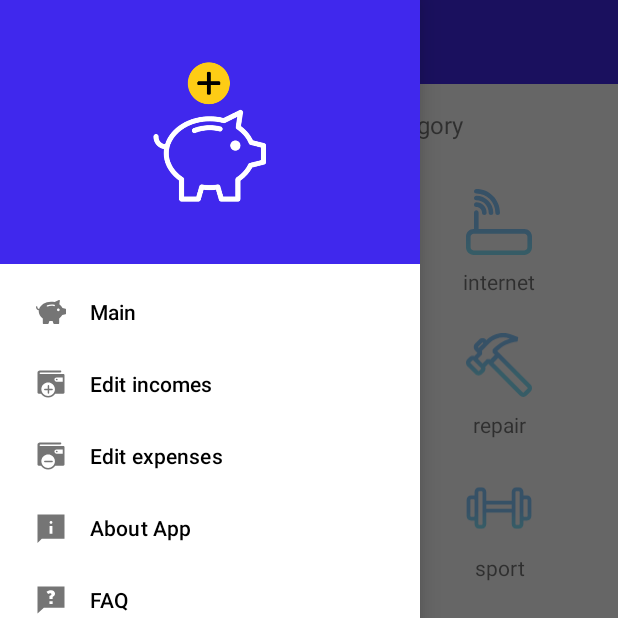
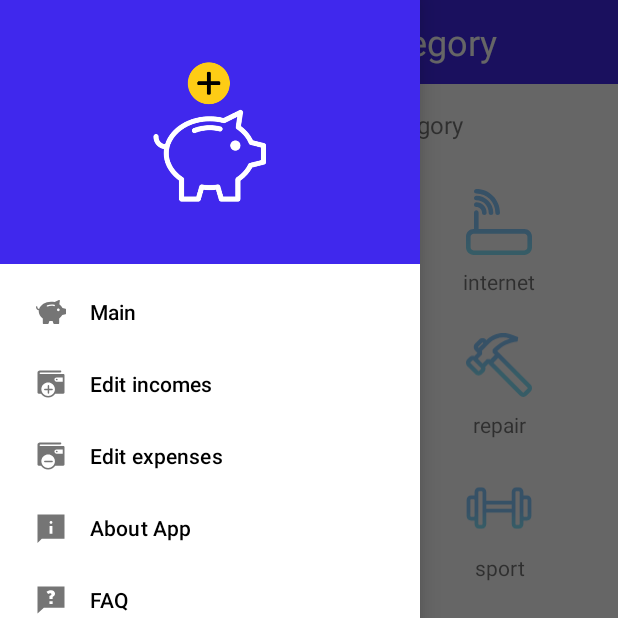
Before and after one commit to AndreuZaitsev/PiggyBank, an Android app: the AddCategoryFragment screen opened through its navigation route, with the side drawer open, on a phone screen of 412 x 824 dp, the top half of it. Run offline under Robolectric (Android 15) with nearby library versions, the phone set to English and light mode, and no system bars; our stand-ins replace Room's generated code, navigation-ui; 5 statements that could not run were skipped.

Commit message:
Improve navigation

```diff
--- a/app/src/main/java/com/example/piggybank/MainActivity.kt
+++ b/app/src/main/java/com/example/piggybank/MainActivity.kt
@@ -1,28 +1,18 @@
 package com.example.piggybank
 
 import android.os.Bundle
-import android.view.MenuItem
-import android.widget.Toast
-import androidx.appcompat.app.ActionBarDrawerToggle
+import androidx.annotation.DrawableRes
 import androidx.appcompat.app.AppCompatActivity
 import androidx.appcompat.widget.Toolbar
 import androidx.core.view.GravityCompat
 import androidx.drawerlayout.widget.DrawerLayout
+import androidx.fragment.app.Fragment
 import androidx.navigation.NavController
-import androidx.navigation.findNavController
 import androidx.navigation.fragment.NavHostFragment
 import androidx.navigation.ui.AppBarConfiguration
 import androidx.navigation.ui.NavigationUI
-import androidx.navigation.ui.NavigationUI.setupActionBarWithNavController
 import androidx.navigation.ui.navigateUp
-import androidx.navigation.ui.setupActionBarWithNavController
 import androidx.navigation.ui.setupWithNavController
-import com.example.piggybank.fragments.AboutApp
-import com.example.piggybank.fragments.EditExpensesFragment
-import com.example.piggybank.fragments.EditIncomeFragment
-import com.example.piggybank.fragments.FAQ
-import com.example.piggybank.fragments.MainFragment
-import com.example.piggybank.fragments.SplashFragment
 import com.google.android.material.navigation.NavigationView
 
 class MainActivity : AppCompatActivity() {
@@ -30,9 +20,23 @@ class MainActivity : AppCompatActivity() {
     private lateinit var drawerLayout: DrawerLayout
     private lateinit var navigationView: NavigationView
 
-    private lateinit var appBarConfiguration: AppBarConfiguration
-    private val navController by lazy{
-        val navHostFragment = supportFragmentManager.findFragmentById(R.id.nav_host_fragment) as NavHostFragment
+    private val appBarConfiguration: AppBarConfiguration by lazy {
+        AppBarConfiguration(
+            topLevelDestinationIds = setOf(
+                R.id.mainFragment,
+                R.id.editIncomeFragment,
+                R.id.editExpensesFragment,
+                R.id.aboutAppFragment,
+                R.id.faqFragment,
+            ),
+            drawerLayout = drawerLayout,
+        )
+    }
+
+    private val navController: NavController by lazy {
+        val navHostFragment =
+            supportFragmentManager.findFragmentById(R.id.nav_host_fragment) as NavHostFragment
+
         navHostFragment.navController
     }
 
@@ -43,32 +47,33 @@ class MainActivity : AppCompatActivity() {
         navigationView = findViewById(R.id.nav_view)
     }
 
-  /*  override fun onSupportNavigateUp(): Boolean {
-        val navController = findNavController(R.id.nav_host_fragment)
-        return navController.navigateUp(appBarConfiguration) || super.onSupportNavigateUp()
-    } */
+    override fun onSupportNavigateUp(): Boolean =
+        navController.navigateUp(appBarConfiguration) || super.onSupportNavigateUp()
 
-    override fun onSupportNavigateUp(): Boolean {
-        return NavigationUI.navigateUp(navController, drawerLayout)
-
+    override fun onBackPressed() {
+        when {
+            drawerLayout.isDrawerOpen(GravityCompat.START) -> drawerLayout.closeDrawer(GravityCompat.START)
+            navController.currentDestination?.id != R.id.mainFragment -> navController.popBackStack()
+            else -> onBackPressedDispatcher.onBackPressed()
+        }
     }
 
-     fun setupDrawerLayout() {
-            navigationView.setupWithNavController(navController)
-            NavigationUI.setupActionBarWithNavController(this, navController, drawerLayout)
-    }
     fun setUpActionBar(toolbar: Toolbar) {
-       setSupportActionBar(toolbar)
-            appBarConfiguration = AppBarConfiguration(setOf(R.id.mainFragment, R.id.splashFragment))
-            setupActionBarWithNavController(navController, appBarConfiguration)
-        setupDrawerLayout()
+        setSupportActionBar(toolbar)
+        setupNavigation()
     }
 
-    override fun onBackPressed() {
-        if (drawerLayout.isDrawerOpen(GravityCompat.START)) {
-            drawerLayout.closeDrawer(GravityCompat.START)
-        } else {
-            onBackPressedDispatcher.onBackPressed()
-        }
+    private fun setupNavigation() {
+        navigationView.setupWithNavController(navController)
+        NavigationUI.setupActionBarWithNavController(
+            activity = this,
+            navController = navController,
+            configuration = appBarConfiguration
+        )
     }
 }
+
+fun Fragment.attachToolbarToMainActivity(toolbar: Toolbar, @DrawableRes icon: Int) {
+    (requireActivity() as? MainActivity)?.setUpActionBar(toolbar)
+    toolbar.setNavigationIcon(icon)
+}
--- a/app/src/main/java/com/example/piggybank/fragments/AddCategoryFragment.kt
+++ b/app/src/main/java/com/example/piggybank/fragments/AddCategoryFragment.kt
@@ -11,9 +11,9 @@ import androidx.lifecycle.Lifecycle.State.STARTED
 import androidx.lifecycle.lifecycleScope
 import androidx.lifecycle.repeatOnLifecycle
 import androidx.navigation.fragment.findNavController
-import com.example.piggybank.MainActivity
 import com.example.piggybank.R
 import com.example.piggybank.adapters.AddCategoriesAdapter
+import com.example.piggybank.attachToolbarToMainActivity
 import com.example.piggybank.databinding.AddCategoryBinding
 import com.example.piggybank.viewmodels.AddCategoryViewModel
 import kotlinx.coroutines.flow.launchIn
@@ -40,8 +40,6 @@ class AddCategoryFragment : Fragment(R.layout.add_category) {
         super.onDestroyView()
         _binding = null
     }
-
-
 
     override fun onViewCreated(view: View, savedInstanceState: Bundle?) {
         super.onViewCreated(view, savedInstanceState)
@@ -72,8 +70,6 @@ class AddCategoryFragment : Fragment(R.layout.add_category) {
             viewModel.onAddCategoryClicked(binding.etCategoryName.text.toString())
         }
 
-       (requireActivity() as? MainActivity)?.setUpActionBar(binding.addToolbar)
-        binding.addToolbar.setNavigationIcon(R.drawable.ic_arrow_left_24dp)
-
+        attachToolbarToMainActivity(binding.addToolbar, R.drawable.ic_arrow_left_24dp)
     }
 }
--- a/app/src/main/java/com/example/piggybank/fragments/AddFundsFragment.kt
+++ b/app/src/main/java/com/example/piggybank/fragments/AddFundsFragment.kt
@@ -10,8 +10,8 @@ import androidx.lifecycle.Lifecycle
 import androidx.lifecycle.lifecycleScope
 import androidx.lifecycle.repeatOnLifecycle
 import androidx.navigation.fragment.findNavController
-import com.example.piggybank.MainActivity
 import com.example.piggybank.R
+import com.example.piggybank.attachToolbarToMainActivity
 import com.example.piggybank.databinding.AddFundsBinding
 import com.example.piggybank.viewmodels.AddFundsViewModel
 import kotlinx.coroutines.flow.launchIn
@@ -37,8 +37,7 @@ class AddFundsFragment : Fragment(R.layout.add_funds) {
 
     override fun onViewCreated(view: View, savedInstanceState: Bundle?) {
         super.onViewCreated(view, savedInstanceState)
-        (requireActivity() as? MainActivity)?.setUpActionBar(binding.addFundsToolbar)
-        binding.addFundsToolbar.setNavigationIcon(R.drawable.ic_arrow_left_24dp)
+        attachToolbarToMainActivity(binding.addFundsToolbar, R.drawable.ic_arrow_left_24dp)
         setUpKeyboard()
         binding.tvEdit.setOnClickListener {
             viewModel.onEditClicked()
--- a/app/src/main/java/com/example/piggybank/fragments/EditExpensesFragment.kt
+++ b/app/src/main/java/com/example/piggybank/fragments/EditExpensesFragment.kt
@@ -14,6 +14,7 @@ import androidx.recyclerview.widget.ItemTouchHelper
 import com.example.piggybank.R
 import com.example.piggybank.adapters.EditExpensesAdapter
 import com.example.piggybank.adapters.ExpenseItemTouchHelperCallBack
+import com.example.piggybank.attachToolbarToMainActivity
 import com.example.piggybank.databinding.EditExpenseBinding
 import com.example.piggybank.viewmodels.EditExpensesViewModel
 import com.google.android.material.snackbar.Snackbar
@@ -41,6 +42,9 @@ class EditExpensesFragment : Fragment(R.layout.edit_expense) {
     }
 
     override fun onViewCreated(view: View, savedInstanceState: Bundle?) {
+        super.onViewCreated(view, savedInstanceState)
+        attachToolbarToMainActivity(binding.editExpenseToolbar, R.drawable.ic_menu_black_24dp)
+
         binding.rvEditExpenses.adapter = adapter
 
         viewModel.showExpenses()
--- a/app/src/main/java/com/example/piggybank/fragments/EditIncomeFragment.kt
+++ b/app/src/main/java/com/example/piggybank/fragments/EditIncomeFragment.kt
@@ -14,6 +14,7 @@ import androidx.recyclerview.widget.ItemTouchHelper
 import com.example.piggybank.R
 import com.example.piggybank.adapters.EditIncomeAdapter
 import com.example.piggybank.adapters.IncomeItemTouchHelperCallback
+import com.example.piggybank.attachToolbarToMainActivity
 import com.example.piggybank.databinding.EditIncomeBinding
 import com.example.piggybank.viewmodels.EditIncomeViewModel
 import com.google.android.material.snackbar.Snackbar
@@ -41,6 +42,9 @@ class EditIncomeFragment : Fragment(R.layout.edit_income) {
     }
 
     override fun onViewCreated(view: View, savedInstanceState: Bundle?) {
+        super.onViewCreated(view, savedInstanceState)
+        attachToolbarToMainActivity(binding.editIncomesToolbar, R.drawable.ic_menu_black_24dp)
+
         binding.rvIncome.adapter = adapter
         viewModel.showIncomes()
 
--- a/app/src/main/java/com/example/piggybank/fragments/ExpensesStatFragment.kt
+++ b/app/src/main/java/com/example/piggybank/fragments/ExpensesStatFragment.kt
@@ -9,9 +9,9 @@ import androidx.fragment.app.viewModels
 import androidx.lifecycle.lifecycleScope
 import androidx.navigation.fragment.findNavController
 import androidx.viewpager2.widget.ViewPager2
-import com.example.piggybank.MainActivity
 import com.example.piggybank.R
 import com.example.piggybank.adapters.PageAdapter
+import com.example.piggybank.attachToolbarToMainActivity
 import com.example.piggybank.databinding.ExpensesStatBinding
 import com.example.piggybank.viewmodels.ExpensesStatViewModel
 import com.google.android.material.tabs.TabLayout
@@ -41,8 +41,8 @@ class ExpensesStatFragment : Fragment(R.layout.expenses_stat) {
     }
 
     override fun onViewCreated(view: View, savedInstanceState: Bundle?) {
-        (requireActivity() as? MainActivity)?.setUpActionBar(binding.statisticExpToolbar)
-        binding.statisticExpToolbar.setNavigationIcon(R.drawable.ic_arrow_left_24dp)
+        super.onViewCreated(view, savedInstanceState)
+        attachToolbarToMainActivity(binding.statisticExpToolbar, R.drawable.ic_arrow_left_24dp)
 
         binding.tvEdit.setOnClickListener {
             viewModel.onEditClicked()
--- a/app/src/main/res/menu/nav_menu.xml
+++ b/app/src/main/res/menu/nav_menu.xml
@@ -17,11 +17,11 @@
                 android:icon="@drawable/ic_expenses"
                 android:title="Edit expenses" />
         <item
-                android:id="@+id/aboutApp"
+                android:id="@+id/aboutAppFragment"
                 android:icon="@drawable/ic_about"
                 android:title="About App" />
         <item
-                android:id="@+id/FAQ"
+                android:id="@+id/faqFragment"
                 android:icon="@drawable/ic_faq"
                 android:title="FAQ" />
         <item
--- a/app/src/main/res/navigation/nav_graph.xml
+++ b/app/src/main/res/navigation/nav_graph.xml
@@ -12,7 +12,10 @@
             tools:layout="@layout/splash_fragment">
         <action
                 android:id="@+id/action_splashFragment_to_mainFragment"
-                app:destination="@id/mainFragment" />
+                app:destination="@id/mainFragment"
+                app:launchSingleTop="false"
+                app:popUpTo="@id/splashFragment"
+                app:popUpToInclusive="true" />
     </fragment>
     <fragment
             android:id="@+id/mainFragment"
@@ -30,10 +33,10 @@
                 app:destination="@id/expensesStatFragment" />
         <action
                 android:id="@+id/action_mainFragment_to_aboutApp"
-                app:destination="@id/aboutApp" />
+                app:destination="@id/aboutAppFragment" />
         <action
                 android:id="@+id/action_mainFragment_to_FAQ"
-                app:destination="@id/FAQ" />
+                app:destination="@id/faqFragment" />
     </fragment>
     <fragment
             android:id="@+id/addFragment"
@@ -77,11 +80,11 @@
                 app:destination="@id/expensesStatFragment" />
     </fragment>
     <fragment
-            android:id="@+id/aboutApp"
+            android:id="@+id/aboutAppFragment"
             android:name="com.example.piggybank.fragments.AboutApp"
             android:label="AboutApp" />
     <fragment
-            android:id="@+id/FAQ"
+            android:id="@+id/faqFragment"
             android:name="com.example.piggybank.fragments.FAQ"
             android:label="FAQ" />
 </navigation>
```
Also changed, not shown: app/src/main/java/com/example/piggybank/fragments/MainFragment.kt (+3 -4 lines).
